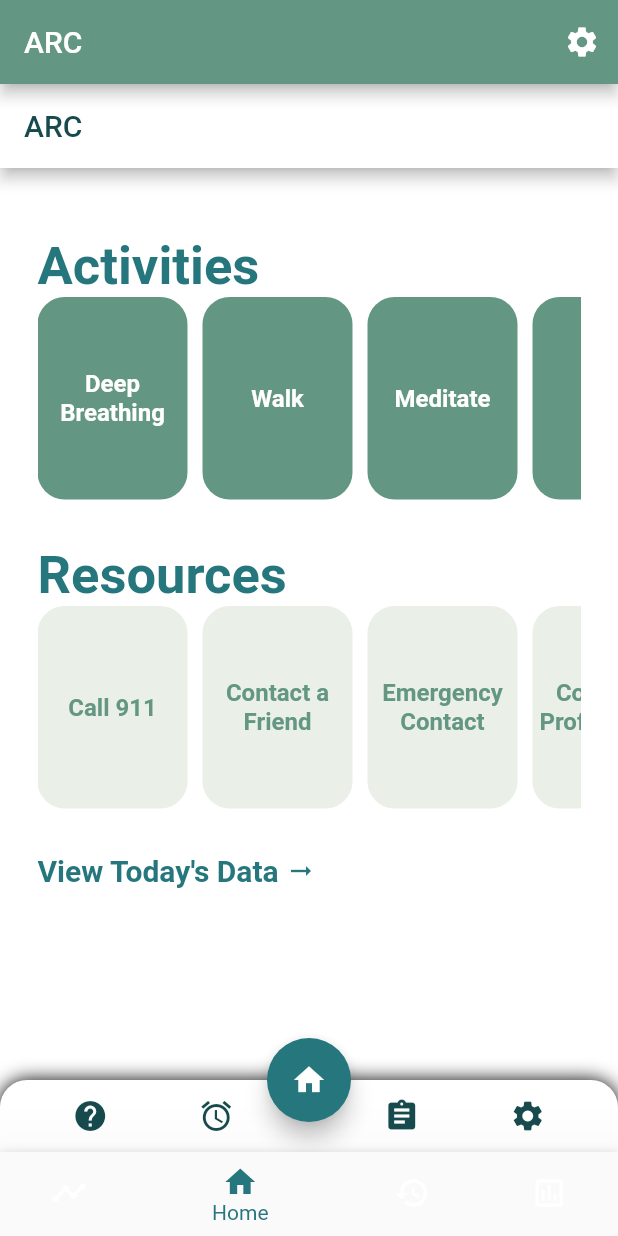
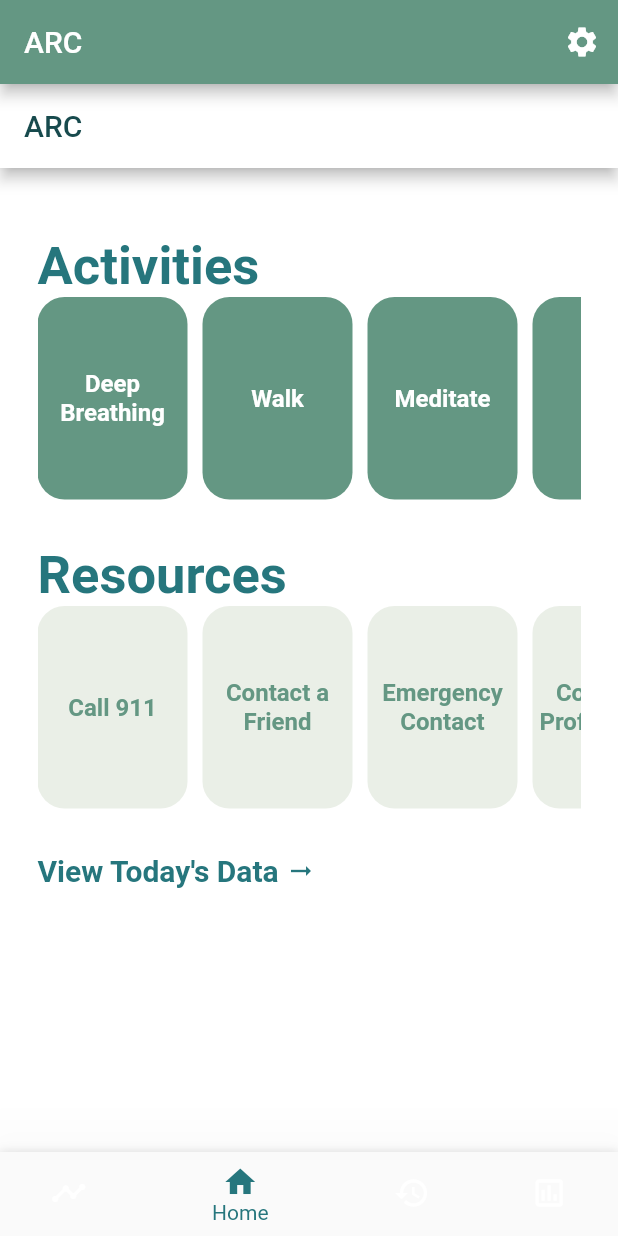
Before and after one commit to sahilmahendrakar/ARCApp, a Flutter app: the screen it shows once a user with an empty profile is signed in, on a phone screen of 412 x 824 dp. Run offline on Flutter 3.47's test engine with Material 2 defaults, Android fonts, the light colour scheme and no system bars; our stand-ins replace firebase_auth, firebase_core, firebase_database, fl_chart, settings_ui; accounts and stored records are empty.

Commit message:
Update body.dart

```diff
--- a/lib/screens/Dashboard/body.dart
+++ b/lib/screens/Dashboard/body.dart
@@ -52,39 +52,6 @@ class _DashboardState extends State<DashboardBody> {
         backgroundColor: pureWhite,
         brightness: Brightness.dark,
       ),
-      bottomNavigationBar: Container(
-        decoration: BoxDecoration(
-          color: pureWhite,
-          borderRadius: BorderRadius.only(
-            topLeft: Radius.circular(18),
-            topRight: Radius.circular(18),
-          ),
-          boxShadow: [
-            BoxShadow(color: pureBlack, spreadRadius: 0, blurRadius: 10),
-          ],
-        ),
-        child: Row(mainAxisAlignment: MainAxisAlignment.spaceEvenly, children: [
-          IconButton(
-              icon: Icon(Icons.help), color: darkestBlue, onPressed: () {}),
-          IconButton(
-              icon: Icon(Icons.alarm), color: darkestBlue, onPressed: () {}),
-          Text(" "),
-          IconButton(
-              icon: Icon(Icons.assignment),
-              color: darkestBlue,
-              onPressed: () {
-                Navigator.pushNamed(context, SummaryScreen.routeName);
-              }),
-          IconButton(
-              icon: Icon(Icons.settings), color: darkestBlue, onPressed: () {})
-        ]),
-      ),
-      floatingActionButton: FloatingActionButton(
-          child: Icon(Icons.home),
-          onPressed: () {
-            Navigator.pushNamed(context, Dashboard.routeName);
-          }),
-      floatingActionButtonLocation: FloatingActionButtonLocation.centerDocked,
       body: SingleChildScrollView(
           child: Container(
               margin: EdgeInsets.symmetric(vertical: 20.0),
```
